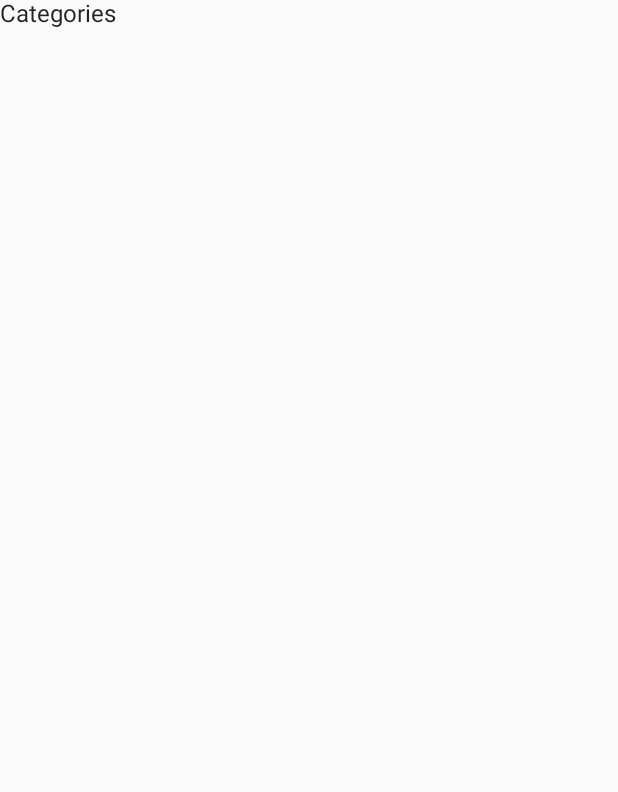
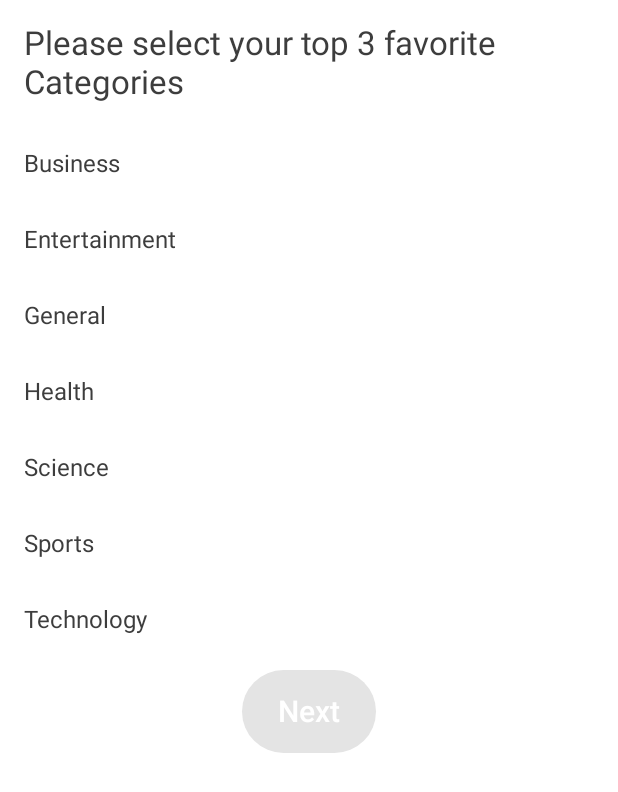
Before and after one commit to ziadahmed2/NewsApp, an Android app built with Jetpack Compose: the CategoriesScreen screen opened through its navigation route, on a phone screen of 412 x 824 dp. Before the commit the part shown is almost empty. Shown: the top 792 px of the screen. Run offline under Robolectric (Android 15) with nearby library versions, the phone set to English and light mode, and no system bars; our stand-ins replace Dagger/Hilt's generated code.

Commit message:
Completed Onboarding experience

```diff
--- a/app/src/main/java/com/itworx/newsapp/MainActivity.kt
+++ b/app/src/main/java/com/itworx/newsapp/MainActivity.kt
@@ -3,17 +3,26 @@ package com.itworx.newsapp
 import android.os.Bundle
 import androidx.activity.ComponentActivity
 import androidx.activity.compose.setContent
+import androidx.compose.foundation.layout.fillMaxSize
+import androidx.compose.material.Scaffold
+import androidx.compose.material.rememberScaffoldState
+import androidx.compose.ui.Modifier
 import androidx.navigation.compose.rememberNavController
 import com.itworx.newsapp.navigation.nav_graph.SetupNavGraph
 import com.itworx.newsapp.ui.theme.NewsAppTheme
+import dagger.hilt.android.AndroidEntryPoint
 
+@AndroidEntryPoint
 class MainActivity : ComponentActivity() {
     override fun onCreate(savedInstanceState: Bundle?) {
         super.onCreate(savedInstanceState)
         setContent {
             NewsAppTheme {
                 val navController = rememberNavController()
-                SetupNavGraph(navController = navController)
+                val scaffoldState = rememberScaffoldState()
+                Scaffold(scaffoldState = scaffoldState, modifier = Modifier.fillMaxSize()) {
+                    SetupNavGraph(navController = navController, scaffoldState)
+                }
             }
         }
     }
--- a/app/src/main/java/com/itworx/newsapp/navigation/nav_graph/HomeNavGraph.kt
+++ b/app/src/main/java/com/itworx/newsapp/navigation/nav_graph/HomeNavGraph.kt
@@ -5,6 +5,7 @@ import androidx.compose.runtime.Composable
 import androidx.navigation.NavHostController
 import androidx.navigation.compose.NavHost
 import androidx.navigation.compose.composable
+import com.itworx.headlines_presentation.headline.HeadlinesScreen
 import com.itworx.newsapp.navigation.Route
 
 @Composable
@@ -17,7 +18,7 @@ fun HomeNavGraph(navController: NavHostController) {
         composable(
             route = Route.HEADLINES
         ) {
-            Text(text = "Headlines")
+            HeadlinesScreen()
         }
         composable(
             route = Route.SAVED_ARTICLES
--- a/app/src/main/java/com/itworx/newsapp/navigation/nav_graph/MainNavGraph.kt
+++ b/app/src/main/java/com/itworx/newsapp/navigation/nav_graph/MainNavGraph.kt
@@ -1,5 +1,6 @@
 package com.itworx.newsapp.navigation.nav_graph
 
+import androidx.compose.material.ScaffoldState
 import androidx.compose.runtime.Composable
 import androidx.navigation.NavHostController
 import androidx.navigation.compose.NavHost
@@ -11,14 +12,15 @@ import com.itworx.newsapp.navigation.Route.ROOT_GRAPH_ROUTE
 
 @Composable
 fun SetupNavGraph(
-    navController: NavHostController
+    navController: NavHostController,
+    scaffoldState: ScaffoldState
 ) {
     NavHost(
         navController = navController,
         startDestination = ONBOARDING_GRAPH_ROUTE,
         route = ROOT_GRAPH_ROUTE
     ) {
-        onboardingNavGraph(navController = navController)
+        onboardingNavGraph(navController = navController, scaffoldState)
         composable(route = Route.HOME) {
             HomeScreen()
         }
--- a/app/src/main/java/com/itworx/newsapp/navigation/nav_graph/OnBoardingNavGraph.kt
+++ b/app/src/main/java/com/itworx/newsapp/navigation/nav_graph/OnBoardingNavGraph.kt
@@ -1,15 +1,18 @@
 package com.itworx.newsapp.navigation.nav_graph
 
-import androidx.compose.material.Text
+import androidx.compose.material.ScaffoldState
 import androidx.navigation.NavGraphBuilder
 import androidx.navigation.NavHostController
 import androidx.navigation.compose.composable
 import androidx.navigation.navigation
 import com.itworx.newsapp.navigation.Route
+import com.itworx.onboarding_presentation.categories.CategoriesScreen
+import com.itworx.onboarding_presentation.country.CountryScreen
 import com.itworx.onboarding_presentation.welcome.WelcomeScreen
 
 fun NavGraphBuilder.onboardingNavGraph(
-    navController: NavHostController
+    navController: NavHostController,
+    scaffoldState: ScaffoldState
 ) {
     navigation(
         startDestination = Route.WELCOME,
@@ -25,12 +28,20 @@ fun NavGraphBuilder.onboardingNavGraph(
         composable(
             route = Route.COUNTRY
         ) {
-            Text(text = "Country")
+            CountryScreen(
+                onNextClick = { navController.navigate(Route.CATEGORIES) }
+            )
         }
         composable(
             route = Route.CATEGORIES
         ) {
-            Text(text = "Categories")
+            CategoriesScreen(onNextClick = {
+                navController.navigate(Route.HOME) {
+                    popUpTo(Route.CATEGORIES) {
+                        inclusive = true
+                    }
+                }
+            }, scaffoldState = scaffoldState)
         }
     }
 }
--- /dev/null
+++ b/core/src/main/java/com/itworx/core/domain/model/Country.kt
@@ -0,0 +1,6 @@
+package com.itworx.core.domain.model
+
+data class Country(
+    val name: String,
+    val code: String
+)
--- a/core/src/main/java/com/itworx/core/domain/model/UserInfo.kt
+++ b/core/src/main/java/com/itworx/core/domain/model/UserInfo.kt
@@ -1,6 +1,6 @@
 package com.itworx.core.domain.model
 
 data class UserInfo(
-    val country: String,
+    val country: Country,
     val categories: List<String>
 )
--- a/core/src/main/java/com/itworx/core/domain/preferences/Preferences.kt
+++ b/core/src/main/java/com/itworx/core/domain/preferences/Preferences.kt
@@ -1,10 +1,11 @@
 package com.itworx.core.domain.preferences
 
+import com.itworx.core.domain.model.Country
 import com.itworx.core.domain.model.UserInfo
 
 
 interface Preferences {
-    fun saveCountry(country: String)
+    fun saveCountry(country: Country)
     fun saveCategories(categories: List<String>)
 
     fun loadUserInfo(): UserInfo
--- a/core/src/main/java/com/itworx/core/util/UiEvent.kt
+++ b/core/src/main/java/com/itworx/core/util/UiEvent.kt
@@ -1,7 +1,7 @@
 package com.itworx.core.util
 
 sealed class UiEvent {
-    data class Navigate(val route: String): UiEvent()
+    object Success: UiEvent()
     object NavigateUp: UiEvent()
     data class ShowSnackbar(val message: UiText): UiEvent()
 }
--- a/core/src/main/res/values/strings.xml
+++ b/core/src/main/res/values/strings.xml
@@ -1,6 +1,8 @@
 <resources>
     <string name="app_name">News App</string>
     <string name="welcome_text">Hello! Let\'s find out what is going on :)</string>
+    <string name="select_fav_country">Please select your favorite Country</string>
+    <string name="select_fav_categories">Please select your top 3 favorite Categories</string>
     <string name="lets_go">Let\'s go</string>
     <string name="error_unknown">Unknown error</string>
     <string name="next">Next</string>
--- /dev/null
+++ b/onboarding/onboarding_domain/src/main/java/com/itworx/onboarding_domain/model/CategoryListItem.kt
@@ -0,0 +1,6 @@
+package com.itworx.onboarding_domain.model
+
+data class CategoryListItem(
+    val category: String,
+    val isSelected: Boolean
+)
--- /dev/null
+++ b/onboarding/onboarding_presentation/src/main/java/com/itworx/onboarding_presentation/categories/CategoriesScreen.kt
@@ -0,0 +1,113 @@
+package com.itworx.onboarding_presentation.categories
+
+import androidx.compose.foundation.clickable
+import androidx.compose.foundation.layout.*
+import androidx.compose.foundation.lazy.LazyColumn
+import androidx.compose.material.Icon
+import androidx.compose.material.MaterialTheme
+import androidx.compose.material.ScaffoldState
+import androidx.compose.material.Text
+import androidx.compose.material.icons.Icons
+import androidx.compose.material.icons.filled.Check
+import androidx.compose.runtime.Composable
+import androidx.compose.runtime.LaunchedEffect
+import androidx.compose.ui.Alignment
+import androidx.compose.ui.Modifier
+import androidx.compose.ui.graphics.Color
+import androidx.compose.ui.platform.LocalContext
+import androidx.compose.ui.res.stringResource
+import androidx.compose.ui.unit.dp
+import androidx.hilt.navigation.compose.hiltViewModel
+import com.itworx.core.R
+import com.itworx.core.util.UiEvent
+import com.itworx.core_ui.Dimensions
+import com.itworx.core_ui.LocalSpacing
+import com.itworx.onboarding_domain.model.CategoryListItem
+import com.itworx.onboarding_presentation.components.ActionButton
+import kotlinx.coroutines.flow.collect
+
+@Composable
+fun CategoriesScreen(
+    onNextClick: () -> Unit,
+    scaffoldState: ScaffoldState,
+    viewModel: CategoriesViewModel = hiltViewModel()
+) {
+    val spacing = LocalSpacing.current
+    val context = LocalContext.current
+    LaunchedEffect(key1 = true) {
+        viewModel.uiEvent.collect { event ->
+            when (event) {
+                is UiEvent.Success -> onNextClick()
+                is UiEvent.ShowSnackbar -> {
+                    scaffoldState.snackbarHostState.showSnackbar(
+                        message = event.message.asString(context)
+                    )
+                }
+                else -> Unit
+            }
+        }
+    }
+
+    LazyColumn(
+        modifier = Modifier.fillMaxSize(),
+        horizontalAlignment = Alignment.CenterHorizontally
+    ) {
+        item {
+            CategoriesHeader(spacing)
+        }
+        items(viewModel.listOfCategories.size) { i ->
+            CategoryItem(
+                spacing = spacing,
+                categoryListItem = viewModel.listOfCategories[i],
+                onCountrySelect = {
+                    viewModel.onCategorySelected(viewModel.listOfCategories[i])
+                })
+        }
+        item {
+            ActionButton(
+                text = stringResource(id = R.string.next),
+                onClick = { viewModel.onNextClick() },
+                isEnabled = viewModel.selectedCategories?.size == 3,
+                modifier = Modifier.padding(top = spacing.spaceSmall)
+            )
+        }
+    }
+}
+
+@Composable
+fun CategoriesHeader(spacing: Dimensions) {
+    Text(
+        modifier = Modifier
+            .fillMaxWidth()
+            .padding(spacing.spaceMedium),
+        text = stringResource(R.string.select_fav_categories),
+        style = MaterialTheme.typography.h3
+    )
+}
+
+@Composable
+fun CategoryItem(
+    spacing: Dimensions,
+    categoryListItem: CategoryListItem,
+    onCountrySelect: () -> Unit,
+) {
+    Row(modifier = Modifier
+        .fillMaxWidth()
+        .clickable {
+            onCountrySelect()
+        }
+        .padding(spacing.spaceMedium),
+        horizontalArrangement = Arrangement.SpaceBetween,
+        verticalAlignment = Alignment.CenterVertically
+    ) {
+        Text(categoryListItem.category)
+        if (categoryListItem.isSelected) {
+            Icon(
+                imageVector = Icons.Default.Check,
+                contentDescription = "Selected",
+                tint = Color.Green,
+                modifier = Modifier.size(20.dp)
+            )
+        }
+    }
+}
--- /dev/null
+++ b/onboarding/onboarding_presentation/src/main/java/com/itworx/onboarding_presentation/categories/CategoriesViewModel.kt
@@ -0,0 +1,65 @@
+package com.itworx.onboarding_presentation.categories
+
+import androidx.compose.runtime.getValue
+import androidx.compose.runtime.mutableStateOf
+import androidx.compose.runtime.setValue
+import androidx.lifecycle.ViewModel
+import androidx.lifecycle.viewModelScope
+import com.itworx.core.R
+import com.itworx.core.domain.preferences.Preferences
+import com.itworx.core.util.UiEvent
+import com.itworx.core.util.UiText
+import com.itworx.onboarding_domain.model.CategoryListItem
+import dagger.hilt.android.lifecycle.HiltViewModel
+import kotlinx.coroutines.channels.Channel
+import kotlinx.coroutines.flow.receiveAsFlow
+import kotlinx.coroutines.launch
+import javax.inject.Inject
+
+@HiltViewModel
+class CategoriesViewModel @Inject constructor(
+    private val preferences: Preferences,
+) : ViewModel() {
+
+    var listOfCategories by mutableStateOf(
+        listOf(
+            CategoryListItem("Business", false),
+            CategoryListItem("Entertainment", false),
+            CategoryListItem("General", false),
+            CategoryListItem("Health", false),
+            CategoryListItem("Science", false),
+            CategoryListItem("Sports", false),
+            CategoryListItem("Technology", false)
+        )
+    )
+        private set
+
+    var selectedCategories by mutableStateOf<List<String>?>(emptyList())
+        private set
+
+    private val _uiEvent = Channel<UiEvent>()
+    val uiEvent = _uiEvent.receiveAsFlow()
+
+    fun onCategorySelected(categoryListItem: CategoryListItem) {
+        listOfCategories = listOfCategories.map {
+            if (it == categoryListItem) {
+                if (selectedCategories?.size == 3 && !categoryListItem.isSelected) {
+                    viewModelScope.launch {
+                        _uiEvent.send(UiEvent.ShowSnackbar(message = UiText.StringResource(R.string.error_unknown)))
+                    }
+                    it
+                } else {
+                    it.copy(isSelected = !categoryListItem.isSelected)
+                }
+            } else it
+        }
+        selectedCategories = listOfCategories.filter { it.isSelected }.map { it.category }
+    }
+
+    fun onNextClick() {
+        viewModelScope.launch {
+            preferences.saveCategories(selectedCategories?.map { it.lowercase() } ?: emptyList())
+            _uiEvent.send(UiEvent.Success)
+        }
+    }
+}
```
Also changed, not shown: core/src/main/java/com/itworx/core/data/preferences/DefaultPreferences.kt (+11 -3 lines), headlines/headlines_presentation/src/main/java/com/itworx/headlines_presentation/headline/HeadlinesScreen.kt (added, +13 -0 lines), headlines/headlines_presentation/src/main/java/com/itworx/headlines_presentation/headline/HeadlinesViewModel.kt (added, +12 -0 lines), onboarding/onboarding_domain/src/main/java/com/itworx/onboarding_domain/model/CountryListItem.kt (added, +8 -0 lines), onboarding/onboarding_presentation/src/main/java/com/itworx/onboarding_presentation/country/CountryScreen.kt (added, +105 -0 lines), onboarding/onboarding_presentation/src/main/java/com/itworx/onboarding_presentation/country/CountryViewModel.kt (added, +53 -0 lines).
